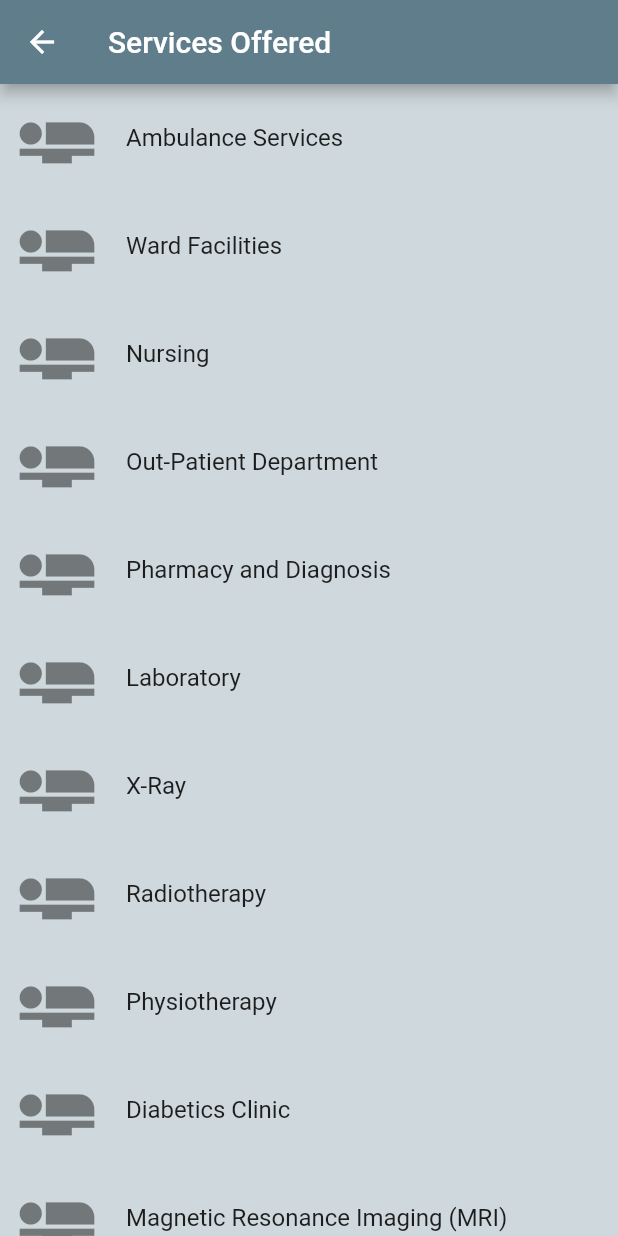
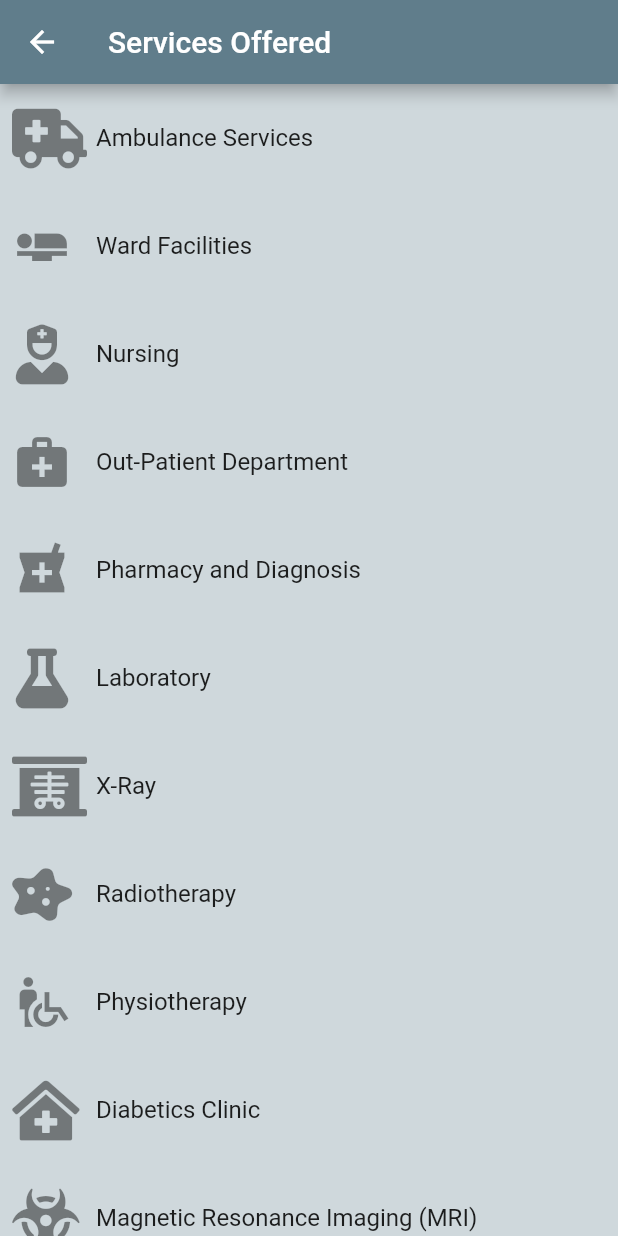
Before and after one commit to SandeSydney/Hospital-Appointment-Booking-System-HABS-, a Flutter app: the HospitalServices screen opened directly, on a phone screen of 412 x 824 dp. Run offline on Flutter 3.47's test engine with Material 2 defaults, Android fonts, the light colour scheme and no system bars; our stand-ins replace cloud_firestore, date_time_picker, firebase_auth, firebase_core, font_awesome_flutter, modal_progress_hud and 1 more; accounts and stored records are empty.

Commit message:
Added Font awesome Icons and modified their sizes

```diff
--- a/lib/pages/hospital_services.dart
+++ b/lib/pages/hospital_services.dart
@@ -1,5 +1,6 @@
 import 'package:flutter/material.dart';
 import 'package:habs/widgets/hospital_service_list_items.dart';
+import 'package:font_awesome_flutter/font_awesome_flutter.dart';
 
 // this class lists the services that are offered at the hospital
 class HospitalServices extends StatelessWidget {
@@ -13,7 +14,7 @@ class HospitalServices extends StatelessWidget {
       body: ListView(
         children: <Widget>[
           HospitalServiceList(
-            icon: Icons.airline_seat_flat,
+            icon: FontAwesomeIcons.ambulance,
             titleText: 'Ambulance Services',
           ),
           HospitalServiceList(
@@ -21,51 +22,51 @@ class HospitalServices extends StatelessWidget {
             titleText: 'Ward Facilities',
           ),
           HospitalServiceList(
-            icon: Icons.airline_seat_flat,
+            icon: FontAwesomeIcons.userNurse,
             titleText: 'Nursing',
           ),
           HospitalServiceList(
-            icon: Icons.airline_seat_flat,
+            icon: Icons.medical_services,
             titleText: 'Out-Patient Department',
           ),
           HospitalServiceList(
-            icon: Icons.airline_seat_flat,
+            icon: Icons.local_pharmacy,
             titleText: 'Pharmacy and Diagnosis',
           ),
           HospitalServiceList(
-            icon: Icons.airline_seat_flat,
+            icon: FontAwesomeIcons.flask,
             titleText: 'Laboratory',
           ),
           HospitalServiceList(
-            icon: Icons.airline_seat_flat,
+            icon: FontAwesomeIcons.xRay,
             titleText: 'X-Ray',
           ),
           HospitalServiceList(
-            icon: Icons.airline_seat_flat,
+            icon: FontAwesomeIcons.disease,
             titleText: 'Radiotherapy',
           ),
           HospitalServiceList(
-            icon: Icons.airline_seat_flat,
+            icon: Icons.wheelchair_pickup,
             titleText: 'Physiotherapy',
           ),
           HospitalServiceList(
-            icon: Icons.airline_seat_flat,
+            icon: FontAwesomeIcons.clinicMedical,
             titleText: 'Diabetics Clinic',
           ),
           HospitalServiceList(
-            icon: Icons.airline_seat_flat,
+            icon: FontAwesomeIcons.biohazard,
             titleText: 'Magnetic Resonance Imaging (MRI)',
           ),
           HospitalServiceList(
-            icon: Icons.airline_seat_flat,
+            icon: FontAwesomeIcons.vials,
             titleText: 'HIV Testing and Counselling',
           ),
           HospitalServiceList(
-            icon: Icons.airline_seat_flat,
+            icon: Icons.pregnant_woman,
             titleText: 'Ante-Natal Clinic (ANC)',
           ),
           HospitalServiceList(
-            icon: Icons.airline_seat_flat,
+            icon: Icons.child_care,
             titleText: 'Post Natal Clinic',
           ),
         ],
--- a/lib/widgets/hospital_service_list_items.dart
+++ b/lib/widgets/hospital_service_list_items.dart
@@ -13,7 +13,7 @@ class HospitalServiceList extends StatelessWidget {
       contentPadding: EdgeInsets.all(8.0),
       leading: Icon(
         icon,
-        size: 60.0,
+        size: 40.0,
       ),
       title: Text(titleText),
     );
```
